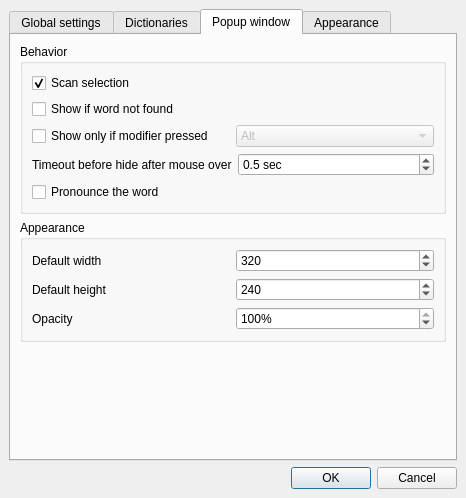
Before: the Qt Designer form qstardict/settingsdialog.ui in a-rodin/qstardict, drawn with Qt 5.
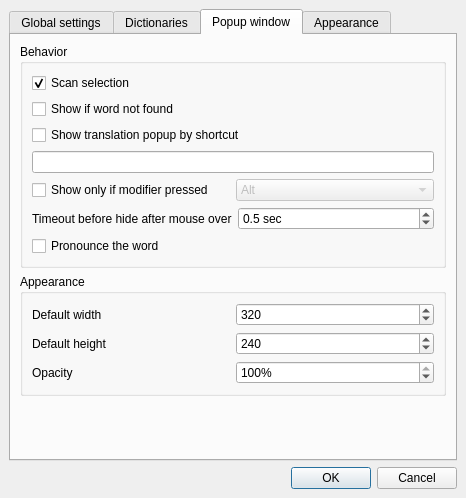
After: the same form once the commit is applied. The open tabs and pages were chosen to show the change. Icons and pictures are not drawn. Custom widgets are drawn as their Qt base class.

Commit message:
UI settings for popup hotkey.
* Add UI settings (defaults to Ctrl+T, but disabled).
* Fix Qxt for unregister global shortcut at disable.
* Regenerate *.tm translation files.
* Small update in Russian translation.
* Delete binary translation/*.qm files and add them to .gitignore.

What changed in the file:
```diff
--- a/qstardict/settingsdialog.ui
+++ b/qstardict/settingsdialog.ui
@@ -299,7 +299,28 @@
           <property name="spacing">
            <number>6</number>
           </property>
-          <item row="4" column="0">
+          <item row="4" column="0" rowspan="2">
+           <layout class="QVBoxLayout" name="verticalLayout">
+            <item>
+             <widget class="QCheckBox" name="shortcutPopupBox">
+              <property name="enabled">
+               <bool>true</bool>
+              </property>
+              <property name="text">
+               <string>Show translation popup by shortcut</string>
+              </property>
+             </widget>
+            </item>
+            <item>
+             <widget class="QLineEdit" name="shortcutPopupEdit">
+              <property name="text">
+               <string/>
+              </property>
+             </widget>
+            </item>
+           </layout>
+          </item>
+          <item row="8" column="0">
            <layout class="QVBoxLayout">
             <property name="spacing">
              <number>6</number>
@@ -316,7 +337,7 @@
             </item>
            </layout>
           </item>
-          <item row="3" column="0">
+          <item row="7" column="0">
            <layout class="QHBoxLayout">
             <property name="spacing">
              <number>6</number>
@@ -358,7 +379,7 @@
             </item>
            </layout>
           </item>
-          <item row="2" column="0">
+          <item row="6" column="0">
            <layout class="QHBoxLayout">
             <property name="spacing">
              <number>6</number>
```
Left out of the diff: 39 changed lines with no effect on the pictures. The commit also changes 24 other files.
